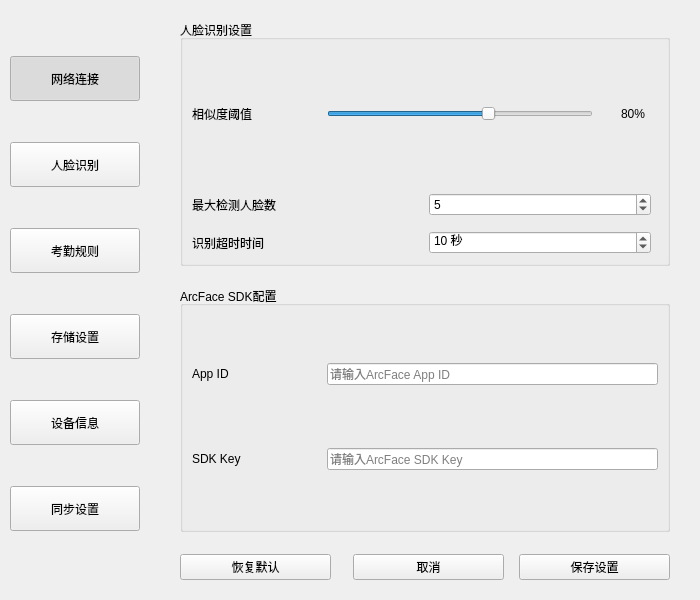
This is UI/setwindow.ui in HeQiTZD/Triple-terminal-Attendance-Punching-System as Qt 5 draws it before an edit. The edited form follows.
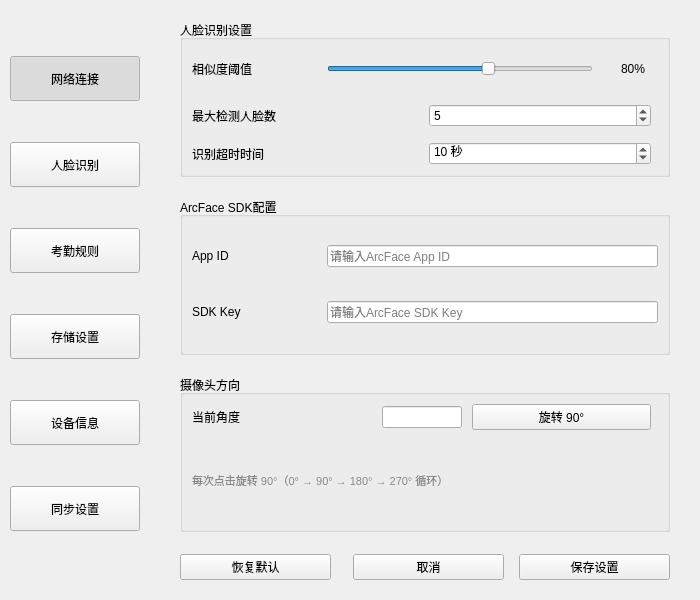
This is the edited form. The open tabs and pages were chosen to show the change.

Commit message: feat: add camera rotation controls to settings UI

Diff of the .ui file:
```diff
--- a/UI/setwindow.ui
+++ b/UI/setwindow.ui
@@ -604,6 +604,81 @@
             </layout>
            </widget>
           </item>
+          <item>
+           <widget class="QGroupBox" name="rotationGroup">
+            <property name="title">
+             <string>摄像头方向</string>
+            </property>
+            <layout class="QVBoxLayout" name="rotationGroupLayout">
+             <property name="spacing">
+              <number>10</number>
+             </property>
+             <item>
+              <layout class="QHBoxLayout" name="rotationLayout">
+               <item>
+                <widget class="QLabel" name="labelRotation">
+                 <property name="minimumSize">
+                  <size>
+                   <width>120</width>
+                   <height>0</height>
+                  </size>
+                 </property>
+                 <property name="text">
+                  <string>当前角度</string>
+                 </property>
+                </widget>
+               </item>
+               <item>
+                <widget class="QLineEdit" name="lineEditRotation">
+                 <property name="readOnly">
+                  <bool>true</bool>
+                 </property>
+                 <property name="maximumSize">
+                  <size>
+                   <width>80</width>
+                   <height>16777215</height>
+                  </size>
+                 </property>
+                 <property name="alignment">
+                  <set>Qt::AlignmentFlag::AlignCenter</set>
+                 </property>
+                </widget>
+               </item>
+               <item>
+                <widget class="QPushButton" name="btnRotate">
+                 <property name="text">
+                  <string>旋转 90°</string>
+                 </property>
+                 <property name="minimumSize">
+                  <size>
+                   <width>100</width>
+                   <height>0</height>
+                  </size>
+                 </property>
+                </widget>
+               </item>
+               <item>
+                <spacer name="rotationSpacer">
+                 <property name="orientation">
+                  <enum>Qt::Orientation::Horizontal</enum>
+                 </property>
+                </spacer>
+               </item>
+              </layout>
+             </item>
+             <item>
+              <widget class="QLabel" name="labelRotationHint">
+               <property name="text">
+                <string>每次点击旋转 90°（0° → 90° → 180° → 270° 循环）</string>
+               </property>
+               <property name="styleSheet">
+                <string notr="true">color: #888888; font-size: 11px;</string>
+               </property>
+              </widget>
+             </item>
+            </layout>
+           </widget>
+          </item>
           <item>
            <spacer name="faceSpacer">
             <property name="orientation">
```
